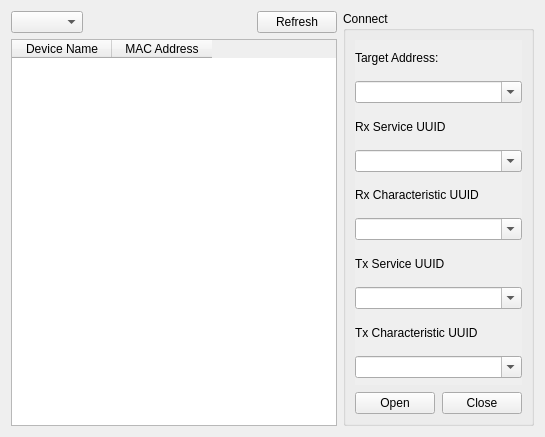
The window that src/ui/devicetab.ui (wh201906/SerialTest) describes before a commit, drawn with Qt 5.
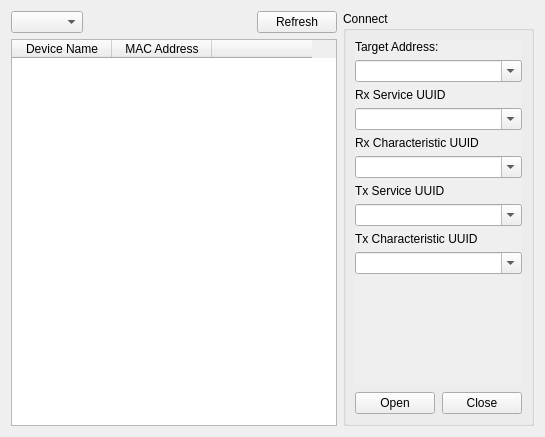
The same window after the commit. The open tabs and pages were chosen to show the change.

Diff of the .ui file:
```diff
--- a/src/ui/devicetab.ui
+++ b/src/ui/devicetab.ui
@@ -280,6 +280,11 @@
              <string>MAC Address</string>
             </property>
            </column>
+           <column>
+            <property name="text">
+             <string> </string>
+            </property>
+           </column>
           </widget>
          </item>
         </layout>
@@ -858,8 +863,8 @@
               <rect>
                <x>0</x>
                <y>0</y>
-               <width>200</width>
-               <height>334</height>
+               <width>159</width>
+               <height>351</height>
               </rect>
              </property>
              <layout class="QVBoxLayout" name="verticalLayout_15">
@@ -950,6 +955,12 @@
                 <property name="orientation">
                  <enum>Qt::Vertical</enum>
                 </property>
+                <property name="sizeHint" stdset="0">
+                 <size>
+                  <width>0</width>
+                  <height>0</height>
+                 </size>
+                </property>
                </spacer>
               </item>
              </layout>
```
Left out of the diff: 17 changed lines with no effect on the pictures.
